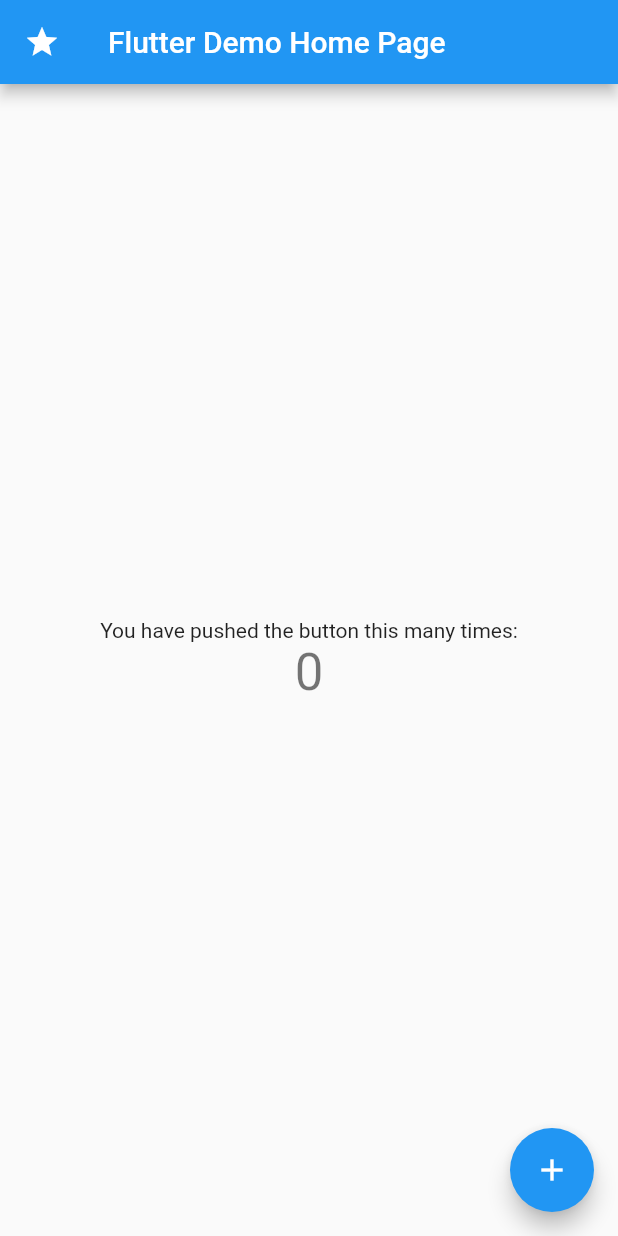
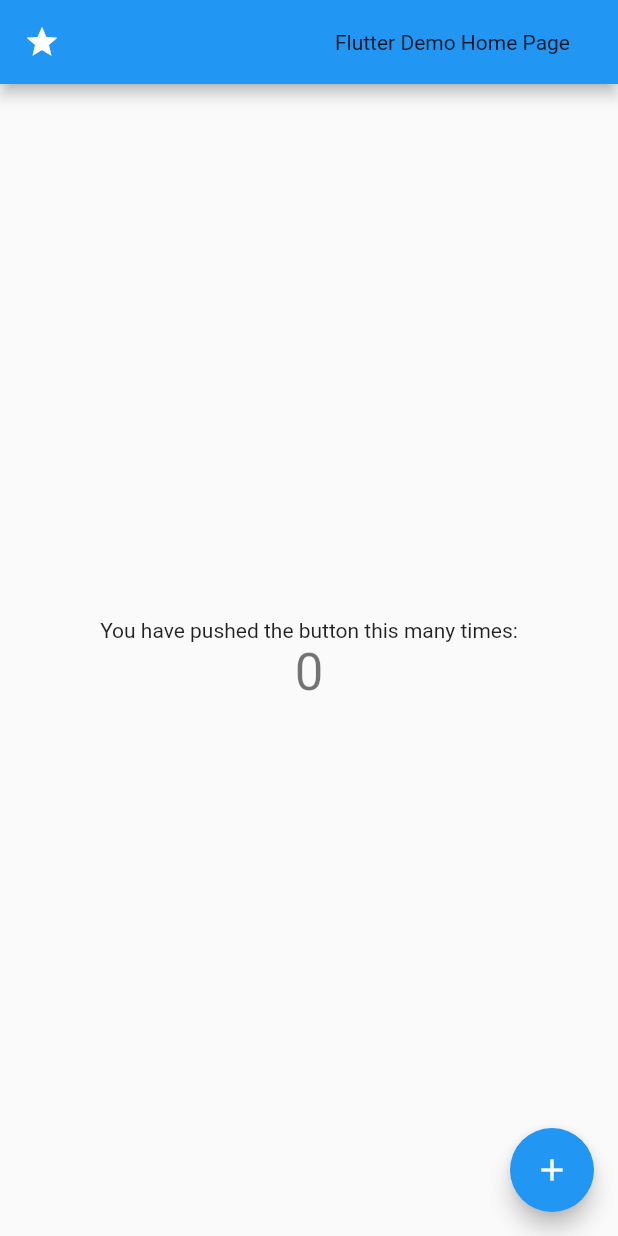
Before and after one commit to trapuler/git_homework_mrga-trap, a Flutter app: the screen it shows after launch, on a phone screen of 412 x 824 dp. Run offline on Flutter 3.47's test engine with Material 2 defaults, Android fonts, the phone set to English and light mode, and no system bars.

Commit message:
added trailing

```diff
--- a/lib/main.dart
+++ b/lib/main.dart
@@ -69,10 +69,13 @@ class _MyHomePageState extends State<MyHomePage> {
     // than having to individually change instances of widgets.
     return Scaffold(
       appBar: AppBar(
+
         // Here we take the value from the MyHomePage object that was created by
         // the App.build method, and use it to set our appbar title.
-        title: Text(widget.title),
+        title: ListTile(trailing: Text(widget.title)),
         leading:Icon(Icons.grade),
+
+
       ),
       body: Center(
         // Center is a layout widget. It takes a single child and positions it
```
